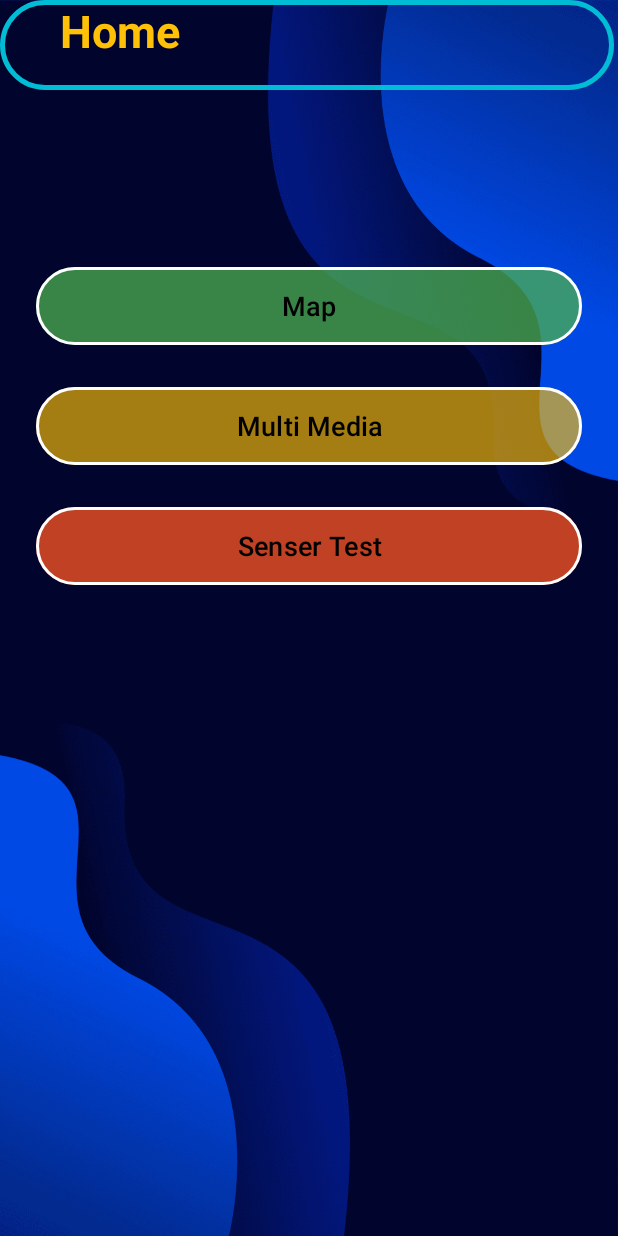
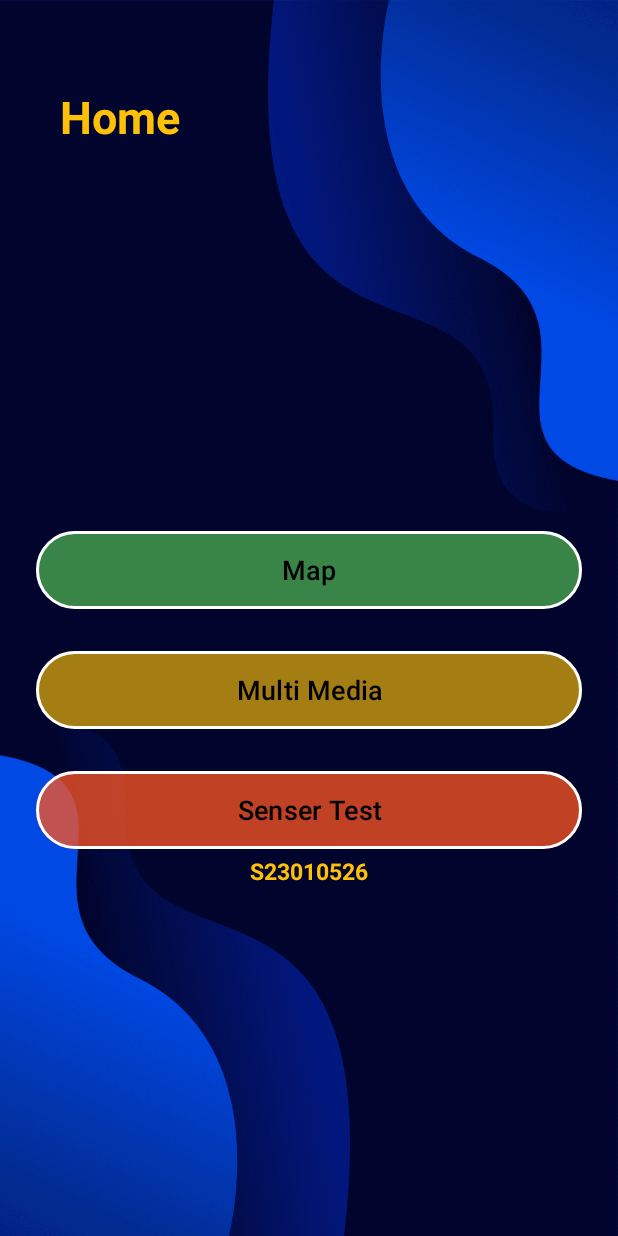
Before and after one commit to AsithaKanchana1/lab-activity-android-1, an Android app: the HomeActivity screen opened directly, with no data from a screen before it, on a phone screen of 412 x 824 dp. Run offline under Robolectric (Android 15) with nearby library versions, the phone set to English and light mode, and no system bars.

```diff
--- a/app/src/main/java/com/s23010526/asitha/MultiMediaActivity.java
+++ b/app/src/main/java/com/s23010526/asitha/MultiMediaActivity.java
@@ -143,3 +143,5 @@ public class MultiMediaActivity extends AppCompatActivity {
         releaseMediaPlayer();
     }
 }
+// Last Update 2025/06/15
+// By Asitha Kanchana
--- a/app/src/main/res/layout/activity_home.xml
+++ b/app/src/main/res/layout/activity_home.xml
@@ -13,70 +13,90 @@
         android:layout_width="match_parent"
         android:layout_height="wrap_content"
         android:layout_margin="40dp"
+        android:layout_marginStart="40dp"
+        android:layout_marginTop="16dp"
+        android:layout_marginEnd="40dp"
+        android:layout_marginBottom="1dp"
         android:text="Home"
         android:textColor="@color/yellow"
         android:textSize="30sp"
         android:textStyle="bold"
-        tools:layout_editor_absoluteX="40dp"
-        tools:layout_editor_absoluteY="16dp" />
+        app:layout_constraintBottom_toTopOf="@+id/linearLayout"
+        app:layout_constraintEnd_toEndOf="parent"
+        app:layout_constraintStart_toStartOf="parent"
+        app:layout_constraintTop_toTopOf="parent" />
 
-    <TextView
-        android:id="@+id/boxAroundHome"
-        android:layout_width="409dp"
-        android:layout_height="60dp"
-        android:background="@drawable/custopm_edittext"
-        tools:layout_editor_absoluteX="0dp"
-        tools:layout_editor_absoluteY="16dp" />
+
+<!--    <TextView-->
+<!--        android:id="@+id/boxAroundHome"-->
+<!--        android:layout_width="409dp"-->
+<!--        android:layout_height="60dp"-->
+<!--        android:background="@drawable/custopm_edittext"-->
+<!--        tools:layout_editor_absoluteX="0dp"-->
+<!--        tools:layout_editor_absoluteY="16dp" />-->
 
     <LinearLayout
+        android:id="@+id/linearLayout"
         android:layout_width="match_parent"
         android:layout_height="wrap_content"
         android:layout_gravity="center_horizontal"
+        android:layout_marginTop="20dp"
+        android:layout_marginBottom="191dp"
         android:orientation="vertical"
         android:padding="24dp"
-        tools:layout_editor_absoluteX="0dp"
-        tools:layout_editor_absoluteY="79dp">
+        app:layout_constraintBottom_toBottomOf="parent"
+        app:layout_constraintEnd_toEndOf="parent"
+        app:layout_constraintStart_toStartOf="parent"
+        app:layout_constraintTop_toBottomOf="@+id/homeLable">
 
         <com.google.android.material.button.MaterialButton
+            android:id="@+id/toMapBtn"
             android:layout_width="match_parent"
             android:layout_height="60dp"
-            android:id="@+id/toMapBtn"
+            android:layout_marginTop="150dp"
+            android:backgroundTint="@color/green_transparent"
             android:text="Map"
             android:textColor="@color/black"
-            app:strokeWidth="2dp"
+            android:textSize="18sp"
+            app:cornerRadius="30dp"
             app:strokeColor="@color/white"
-            android:textSize="18sp"
-            android:layout_marginTop="150dp"
-            android:backgroundTint="@color/green_transparent"
-            app:cornerRadius = "30dp"
-            />
+            app:strokeWidth="2dp" />
+
         <com.google.android.material.button.MaterialButton
+            android:id="@+id/toMultimedia"
             android:layout_width="match_parent"
             android:layout_height="60dp"
-            android:id="@+id/toMultimedia"
+            android:layout_marginTop="20dp"
+            android:backgroundTint="@color/yellow_transparent"
             android:text="Multi Media"
             android:textColor="@color/black"
-            app:strokeWidth="2dp"
+            android:textSize="18sp"
+            app:cornerRadius="30dp"
             app:strokeColor="@color/white"
-            android:textSize="18sp"
-            android:layout_marginTop="20dp"
-            android:backgroundTint="@color/yellow_transparent"
-            app:cornerRadius = "30dp"
-            />
+            app:strokeWidth="2dp" />
 
         <com.google.android.material.button.MaterialButton
+            android:id="@+id/toSensor"
             android:layout_width="match_parent"
             android:layout_height="60dp"
-            android:id="@+id/toSensor"
+            android:layout_marginTop="20dp"
+            android:backgroundTint="@color/orange_transparent"
             android:text="Senser Test"
             android:textColor="@color/black"
-            app:strokeWidth="2dp"
+            android:textSize="18sp"
+            app:cornerRadius="30dp"
             app:strokeColor="@color/white"
-            android:textSize="18sp"
-            android:layout_marginTop="20dp"
-            android:backgroundTint="@color/orange_transparent"
-            app:cornerRadius = "30dp"
-            />
+            app:strokeWidth="2dp" />
+
+        <TextView
+            android:id="@+id/sNumber"
+            android:layout_width="match_parent"
+            android:layout_height="match_parent"
+            android:text="@string/sID"
+            android:textAlignment="center"
+            android:textColor="@color/yellow"
+            android:textSize="15sp"
+            android:textStyle="bold" />
     </LinearLayout>
 
 
```
Also changed, not shown: app/src/main/res/values/strings.xml (+2 -36 lines).
